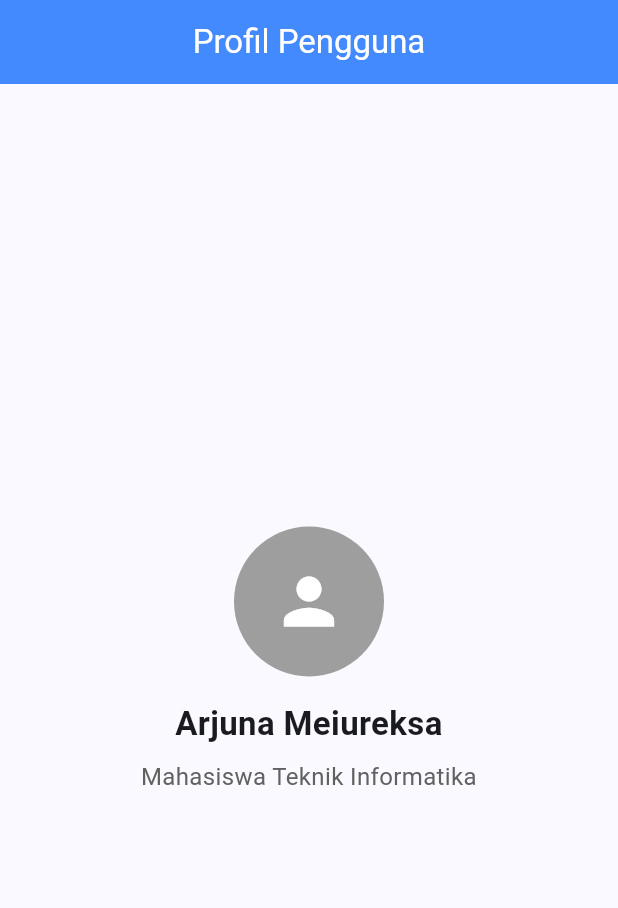
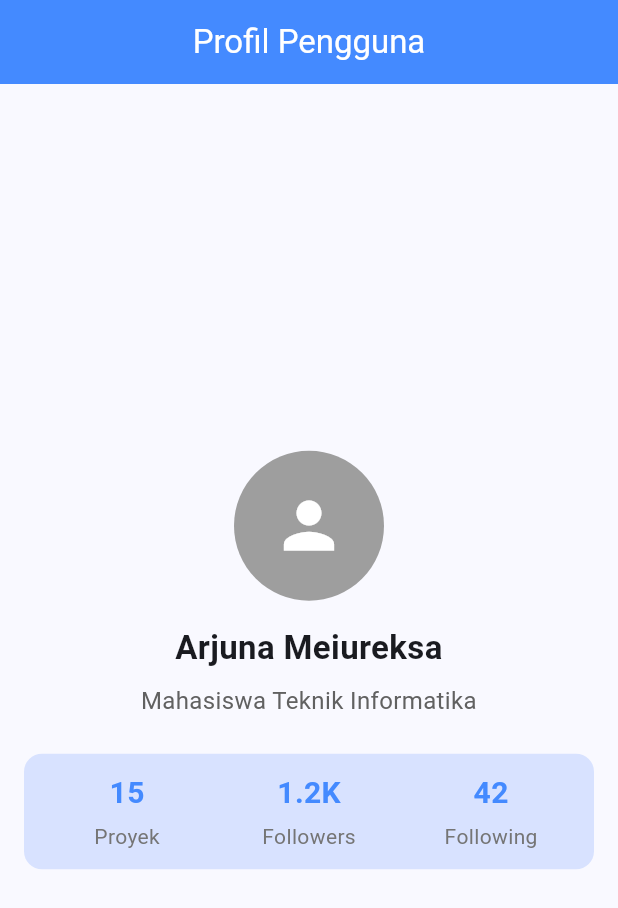
Before and after one commit to iamjonaz/flutter_training4, a Flutter app: the screen it shows after launch, on a phone screen of 412 x 824 dp. Shown: the top 908 px of the screen. Run offline on Flutter 3.47's test engine with Material 3 defaults, Android fonts, the phone set to English and light mode, and no system bars.

Commit message:
feat: add profile statistics row

```diff
--- a/lib/profile_page.dart
+++ b/lib/profile_page.dart
@@ -4,6 +4,19 @@ import 'widgets/profile_info.dart';
 
 class ProfilePage extends StatelessWidget {
   const ProfilePage({super.key});
+
+  Widget _stat(String count, String label) {
+    return Expanded(
+      child: Column(
+        mainAxisSize: MainAxisSize.min,
+        children: [
+          Text(count, style: const TextStyle(fontSize: 20, fontWeight: FontWeight.bold, color: Colors.blueAccent)),
+          const SizedBox(height: 4),
+          Text(label, style: TextStyle(fontSize: 14, color: Colors.grey[600])),
+        ],
+      ),
+    );
+  }
 
   @override
   Widget build(BuildContext context) {
@@ -14,17 +27,31 @@ class ProfilePage extends StatelessWidget {
         backgroundColor: Colors.blueAccent,
         foregroundColor: Colors.white,
       ),
-      body: Center(
-        child: Column(
-          mainAxisAlignment: MainAxisAlignment.center,
-          children: const [
-            ProfileAvatar(),
-            SizedBox(height: 16),
-            ProfileInfo(
-              name: 'Arjuna Meiureksa',
-              role: 'Mahasiswa Teknik Informatika',
-            ),
-          ],
+      body: Padding(
+        padding: const EdgeInsets.all(16),
+        child: Center(
+          child: Column(
+            mainAxisAlignment: MainAxisAlignment.center,
+            mainAxisSize: MainAxisSize.min,
+            children: [
+              const ProfileAvatar(),
+              const SizedBox(height: 16),
+              const ProfileInfo(name: 'Arjuna Meiureksa', role: 'Mahasiswa Teknik Informatika'),
+              const SizedBox(height: 24),
+              Container(
+                width: double.infinity,
+                padding: const EdgeInsets.symmetric(vertical: 12, horizontal: 8),
+                decoration: BoxDecoration(color: Theme.of(context).colorScheme.primaryContainer, borderRadius: BorderRadius.circular(12)),
+                child: Row(
+                  children: [
+                    _stat('15', 'Proyek'),
+                    _stat('1.2K', 'Followers'),
+                    _stat('42', 'Following'),
+                  ],
+                ),
+              ),
+            ],
+          ),
         ),
       ),
     );
```
